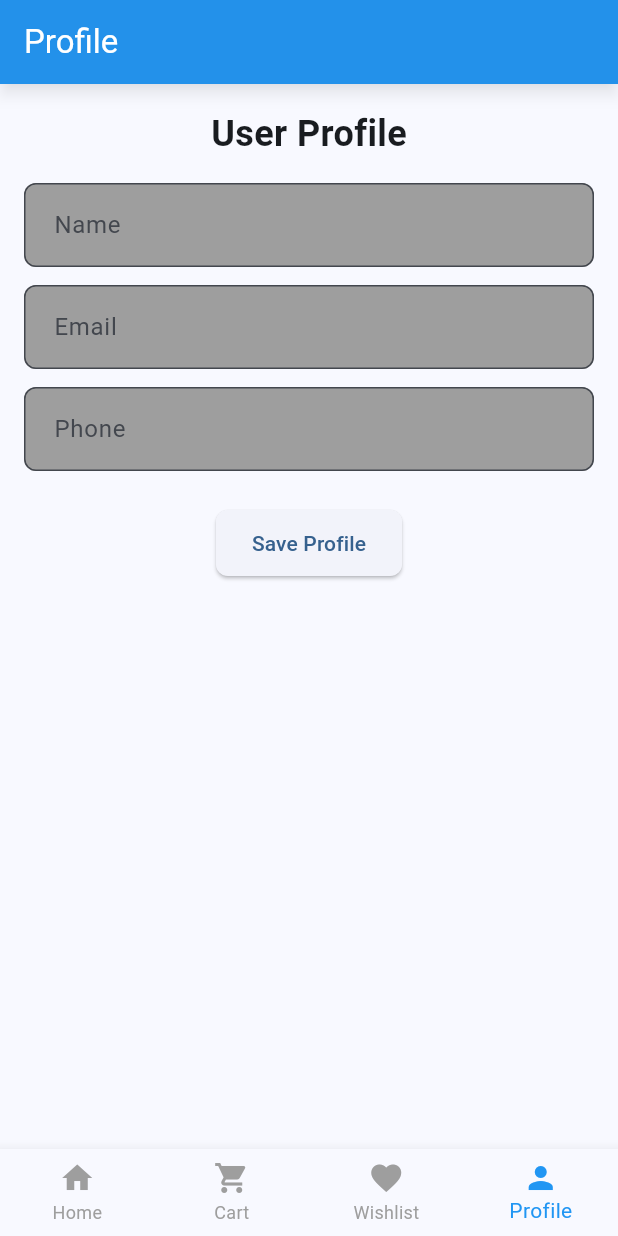
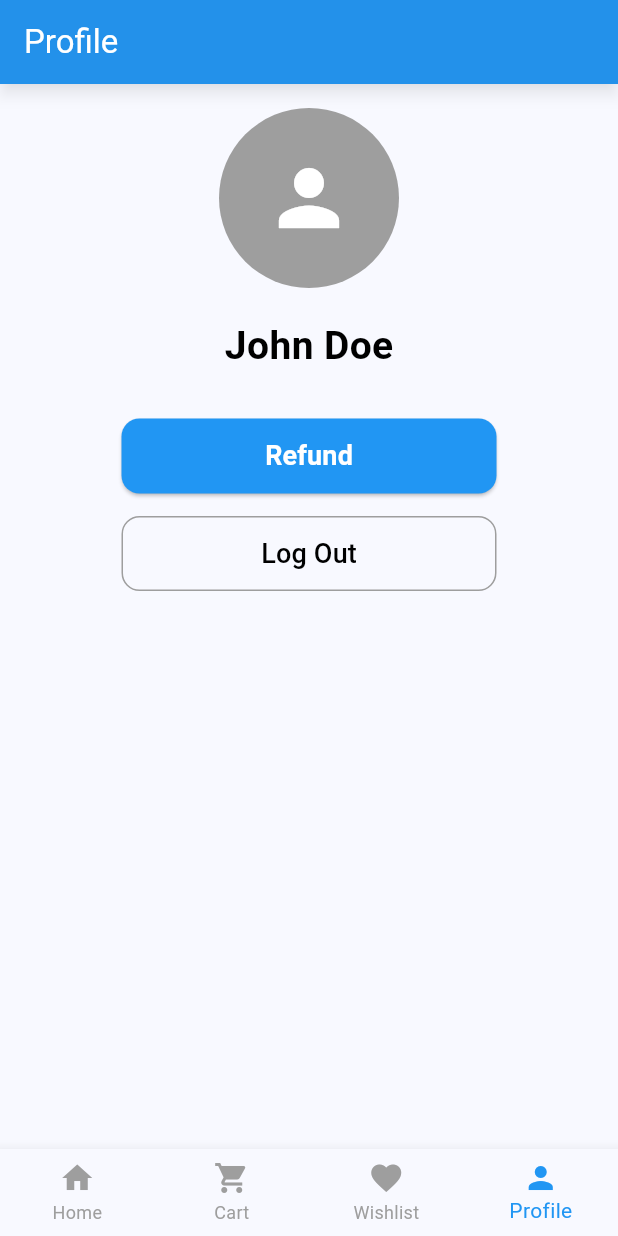
Before and after one commit to JBBSoftech/trends, a Flutter app: the screen it shows after launch, item 4 of the bottom bar chosen, on a phone screen of 412 x 824 dp. Run offline on Flutter 3.47's test engine with Material 3 defaults, Android fonts, the phone set to English and light mode, and no system bars.

Commit message:
Update Appifyours/frontend/lib/main.dart

```diff
--- a/Appifyours/frontend/lib/main.dart
+++ b/Appifyours/frontend/lib/main.dart
@@ -110,7 +110,20 @@ class CartManager extends ChangeNotifier {
     return subtotal + tax;
   }
 
+  double get totalDiscount {
+    return _items.fold(0.0, (sum, item) =>
+      sum + ((item.price - item.effectivePrice) * item.quantity));
+  }
+
+  double get gstAmount {
+    return PriceUtils.calculateTax(subtotal, 18.0); // 18% GST
+  }
+
   double get finalTotal {
+    return subtotal + gstAmount;
+  }
+
+  double get finalTotalWithShipping {
     return PriceUtils.applyShipping(totalWithTax, 5.99); // $5.99 shipping
   }
 }
@@ -184,7 +197,7 @@ class MyApp extends StatelessWidget {
         backgroundColor: Colors.blue,
         foregroundColor: Colors.white,
       ),
-      cardTheme: const CardTheme(
+      cardTheme: const CardThemeData(
         elevation: 3,
         shadowColor: Colors.black12,
         shape: RoundedRectangleBorder(
@@ -305,7 +318,7 @@ class _HomePageState extends State<HomePage> {
                         const Icon(Icons.store, size: 32, color: Colors.white),
                         const SizedBox(width: 8),
                         Text(
-                          'Trends1',
+                          'Trends',
                           style: const TextStyle(
                             color: Colors.white,
                             fontWeight: FontWeight.bold,
@@ -381,20 +394,7 @@ class _HomePageState extends State<HomePage> {
                       children: [
                         TextField(
                           onChanged: (value) {
-                            setState(() {
-                              _searchQuery = value;
-                              if (value.isEmpty) {
-                                _filteredProducts = List.from(productCards);
-                              } else {
-                                _filteredProducts = productCards.where((product) {
-                                  final productName = (product['productName'] ?? '').toString().toLowerCase();
-                                  final price = (product['price'] ?? '').toString().toLowerCase();
-                                  final discountPrice = (product['discountPrice'] ?? '').toString().toLowerCase();
-                                  final searchLower = value.toLowerCase();
-                                  return productName.contains(searchLower) || price.contains(searchLower) || discountPrice.contains(searchLower);
-                                }).toList();
-                              }
-                            });
+                            _filterProducts(value);
                           },
                           decoration: InputDecoration(
                             hintText: 'Hello',
@@ -482,7 +482,10 @@ class _HomePageState extends State<HomePage> {
         title: const Text('Shopping Cart'),
         automaticallyImplyLeading: false,
       ),
-      body: _cartManager.items.isEmpty
+      body: ListenableBuilder(
+        listenable: _cartManager,
+        builder: (context, child) {
+          return _cartManager.items.isEmpty
               ? const Center(
                   child: Column(
                     mainAxisAlignment: MainAxisAlignment.center,
@@ -534,7 +537,25 @@ class _HomePageState extends State<HomePage> {
                                   crossAxisAlignment: CrossAxisAlignment.start,
                                   children: [
                                     Text(item.name, style: const TextStyle(fontWeight: FontWeight.bold)),
-                                    Text(PriceUtils.formatPrice(item.effectivePrice)),
+                                    // Show current price (effective price)
+                                    Text(
+                                      PriceUtils.formatPrice(item.effectivePrice),
+                                      style: const TextStyle(
+                                        fontSize: 16,
+                                        fontWeight: FontWeight.bold,
+                                        color: Colors.blue,
+                                      ),
+                                    ),
+                                    // Show original price if there's a discount
+                                    if (item.discountPrice > 0 && item.price != item.discountPrice)
+                                      Text(
+                                        PriceUtils.formatPrice(item.price),
+                                        style: TextStyle(
+                                          fontSize: 14,
+                                          decoration: TextDecoration.lineThrough,
+                                          color: Colors.grey.shade600,
+                                        ),
+                                      ),
                                   ],
                                 ),
                               ),
@@ -566,57 +587,75 @@ class _HomePageState extends State<HomePage> {
                     },
                   ),
                 ),
+                // Bill Summary Section
                 Container(
+                  margin: const EdgeInsets.all(16),
                   padding: const EdgeInsets.all(16),
                   decoration: BoxDecoration(
-                    color: Colors.grey[100],
-                    border: const Border(top: BorderSide(color: Colors.grey)),
+                    color: Colors.grey[50],
+                    borderRadius: BorderRadius.circular(12),
+                    border: Border.all(color: Colors.grey[300]!),
                   ),
                   child: Column(
+                    crossAxisAlignment: CrossAxisAlignment.start,
                     children: [
-                      Row(
+                      const Text(
+                        'Bill Summary',
+                        style: TextStyle(
+                          fontSize: 18,
+                          fontWeight: FontWeight.bold,
+                          color: Colors.black87,
+                        ),
+                      ),
+                      const SizedBox(height: 12),
+                      Padding(
+                        padding: const EdgeInsets.symmetric(vertical: 4),
+                        child: Row(
                           mainAxisAlignment: MainAxisAlignment.spaceBetween,
                           children: [
-                          const Text('Subtotal:', style: TextStyle(fontSize: 16)),
-                          Text(PriceUtils.formatPrice(_cartManager.subtotal), style: const TextStyle(fontSize: 16)),
+                            const Text('Subtotal', style: TextStyle(fontSize: 14, color: Colors.grey)),
+                            Text(PriceUtils.formatPrice(_cartManager.subtotal), style: const TextStyle(fontSize: 14, color: Colors.grey)),
                           ],
                         ),
-                      const SizedBox(height: 8),
-                      Row(
+                      ),
+                      if (_cartManager.totalDiscount > 0)
+                        Padding(
+                          padding: const EdgeInsets.symmetric(vertical: 4),
+                          child: Row(
                             mainAxisAlignment: MainAxisAlignment.spaceBetween,
                             children: [
-                          const Text('Tax (8%):', style: TextStyle(fontSize: 16)),
-                          Text(PriceUtils.formatPrice(PriceUtils.calculateTax(_cartManager.subtotal, 8.0)), style: const TextStyle(fontSize: 16)),
+                              const Text('Discount', style: TextStyle(fontSize: 14, color: Colors.grey)),
+                              Text('-$0.00', style: const TextStyle(fontSize: 14, color: Colors.green)),
                             ],
                           ),
-                      const SizedBox(height: 8),
-                      Row(
+                        ),
+                      Padding(
+                        padding: const EdgeInsets.symmetric(vertical: 4),
+                        child: Row(
                           mainAxisAlignment: MainAxisAlignment.spaceBetween,
                           children: [
-                          const Text('Shipping:', style: TextStyle(fontSize: 16)),
-                          Text(PriceUtils.formatPrice(5.99), style: const TextStyle(fontSize: 16)),
+                            const Text('GST (18%)', style: TextStyle(fontSize: 14, color: Colors.grey)),
+                            Text(PriceUtils.formatPrice(_cartManager.gstAmount), style: const TextStyle(fontSize: 14, color: Colors.grey)),
                           ],
                         ),
-                      const Divider(),
-                      Row(
+                      ),
+                      const Divider(thickness: 1),
+                      Padding(
+                        padding: const EdgeInsets.symmetric(vertical: 4),
+                        child: Row(
                           mainAxisAlignment: MainAxisAlignment.spaceBetween,
                           children: [
-                          const Text('Total:', style: TextStyle(fontSize: 18, fontWeight: FontWeight.bold)),
-                          Text(PriceUtils.formatPrice(_cartManager.finalTotal), style: const TextStyle(fontSize: 18, fontWeight: FontWeight.bold)),
+                            const Text('Total', style: TextStyle(fontSize: 16, fontWeight: FontWeight.bold, color: Colors.black)),
+                            Text(PriceUtils.formatPrice(_cartManager.finalTotal), style: const TextStyle(fontSize: 16, fontWeight: FontWeight.bold, color: Colors.black)),
                           ],
-                      ),
-                      const SizedBox(height: 16),
-                      SizedBox(
-                        width: double.infinity,
-                        child: ElevatedButton(
-                          onPressed: () {},
-                          child: const Text('Checkout'),
                         ),
                       ),
                     ],
                   ),
                 ),
               ],
+            );
+        },
       ),
     );
   }
@@ -712,39 +751,61 @@ class _HomePageState extends State<HomePage> {
       body: SingleChildScrollView(
         padding: const EdgeInsets.all(16.0),
         child: Column(
-          children: [            const Text(
-              'User Profile',
-              style: TextStyle(fontSize: 24, fontWeight: FontWeight.bold),
+          children: [            Center(
+              child: Column(
+                mainAxisAlignment: MainAxisAlignment.center,
+                children: [
+                  const CircleAvatar(
+                    radius: 60,
+                    backgroundColor: Colors.grey,
+                    child: Icon(Icons.person, size: 60, color: Colors.white),
                   ),
-            const SizedBox(height: 16),
-            const TextField(
-              decoration: InputDecoration(
-                labelText: 'Name',
-                hintText: 'Enter your name',
+                  const SizedBox(height: 20),
+                  const Text(
+                    'John Doe',
+                    style: TextStyle(
+                      fontSize: 26,
+                      fontWeight: FontWeight.bold,
+                      color: Colors.black,
                     ),
                   ),
-            const SizedBox(height: 12),
-            const TextField(
-              decoration: InputDecoration(
-                labelText: 'Email',
-                hintText: 'Enter your email',
+                  const SizedBox(height: 30),
+                  ElevatedButton(
+                    style: ElevatedButton.styleFrom(
+                      backgroundColor: Colors.blue,
+                      foregroundColor: Colors.white,
+                      minimumSize: const Size(250, 50),
+                      shape: RoundedRectangleBorder(
+                        borderRadius: BorderRadius.circular(12),
                       ),
                     ),
-            const SizedBox(height: 12),
-            const TextField(
-              decoration: InputDecoration(
-                labelText: 'Phone',
-                hintText: 'Enter your phone number',
+                    onPressed: () {
+                      // Refund button action
+                    },
+                    child: const Text(
+                      'Refund',
+                      style: TextStyle(fontSize: 18, fontWeight: FontWeight.w600),
                     ),
                   ),
-            const SizedBox(height: 24),
-            ElevatedButton(
+                  const SizedBox(height: 15),
+                  OutlinedButton(
+                    style: OutlinedButton.styleFrom(
+                      minimumSize: const Size(250, 50),
+                      side: const BorderSide(color: Colors.grey),
+                      shape: RoundedRectangleBorder(
+                        borderRadius: BorderRadius.circular(12),
+                      ),
+                    ),
                     onPressed: () {
-                ScaffoldMessenger.of(context).showSnackBar(
-                  const SnackBar(content: Text('Profile saved')),
-                );
+                      // Log Out button action
                     },
-              child: const Text('Save Profile'),
+                    child: const Text(
+                      'Log Out',
+                      style: TextStyle(fontSize: 18, color: Colors.black),
+                    ),
+                  ),
+                ],
+              ),
             ),          ],
         ),
       ),
@@ -786,4 +847,5 @@ class _HomePageState extends State<HomePage> {
       ],
     );
   }
+
 }
```
Lines whose indentation alone changed are shown as unchanged.
